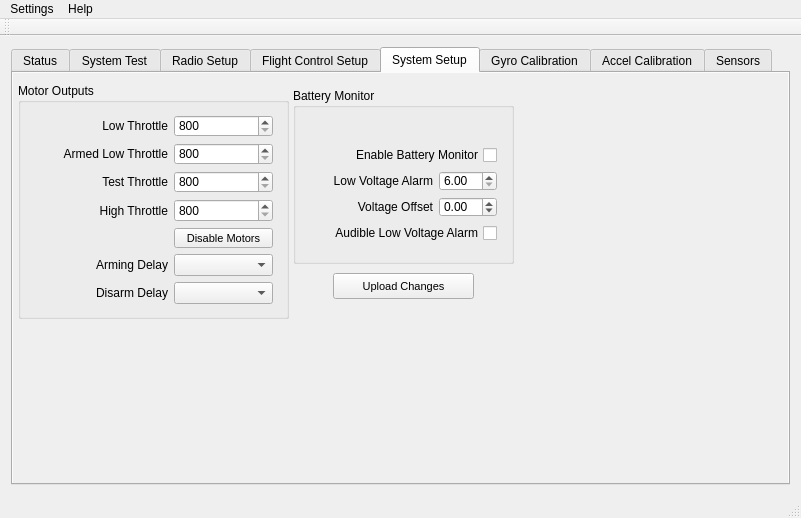
This is GroundStation-Qt/mainwindow.ui in parallaxinc/Flight-Controller as Qt 5 draws it before an edit. The edited form follows.
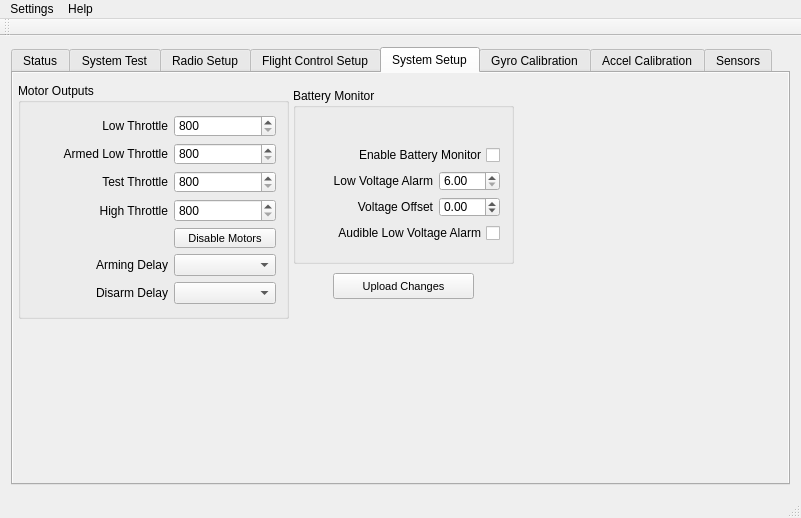
This is the edited form. The open tabs and pages were chosen to show the change. Icons and pictures are not drawn. Custom widgets are drawn as their Qt base class.

Commit message: Layout and font changes for Mac

Patch:
```diff
--- a/GroundStation-Qt/mainwindow.ui
+++ b/GroundStation-Qt/mainwindow.ui
@@ -2255,6 +2255,9 @@
           <property name="leftMargin">
            <number>5</number>
           </property>
+          <property name="rightMargin">
+           <number>8</number>
+          </property>
           <item row="0" column="0">
            <widget class="QLabel" name="label_6">
             <property name="sizePolicy">
@@ -2478,6 +2481,9 @@
           </rect>
          </property>
          <layout class="QFormLayout" name="formLayout_3">
+          <property name="rightMargin">
+           <number>8</number>
+          </property>
           <item row="0" column="0" colspan="2">
            <widget class="ValueBar_Widget" name="vbVoltage2" native="true">
             <property name="sizePolicy">
```
Left out of the diff: 2 changed lines with no effect on the pictures. The commit also changes 1 other file.
